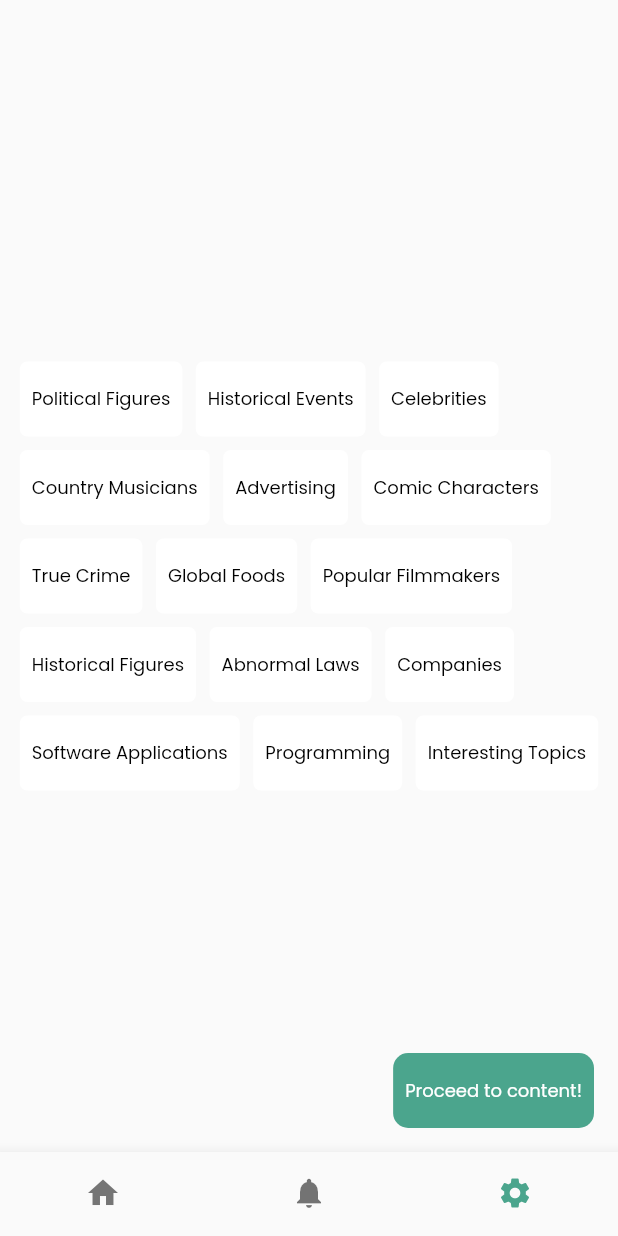
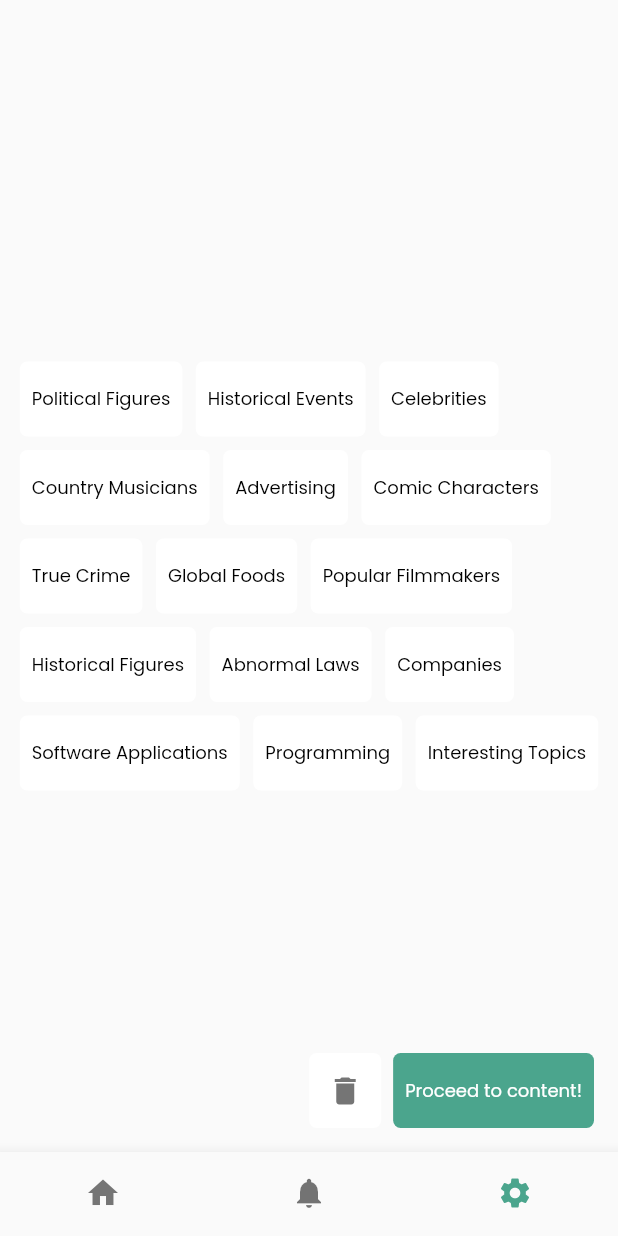
Before and after one commit to Aaryam/benoit, a Flutter app: the PreferencesScreen screen opened directly, on a phone screen of 412 x 824 dp. Run offline on Flutter 3.47's test engine with Material 2 defaults, Android fonts, the phone set to English and light mode, and no system bars; our stand-ins replace shared_preferences; accounts and stored records are empty; network calls fail; project files that could hold a hidden picture were left out.

Commit message:
Minor changes everywhere, specifically on swiping to get more article content

```diff
--- a/assets/misc/content/comic_characters.txt
+++ b/assets/misc/content/comic_characters.txt
@@ -153,7 +153,7 @@ Highfather
 Hobgoblin
 Inhumans
 Jessica_Cruz
-Juggernaut
+Juggernaut_(character)
 Kaine_Parker
 Karnak
 Kid_Eternity
@@ -166,7 +166,7 @@ Mister_Miracle
 Negative_Man
 Nick_Fury
 Nova_Prime
-Obsidian
+Obsidian_(character)
 Parasite
 Phantom_Lady
 Power_Pack
--- a/lib/main.dart
+++ b/lib/main.dart
@@ -35,8 +35,6 @@ class StartScreen extends StatelessWidget {
       if (snapshot.hasData) {
           SharedPreferences sharedPreferences = snapshot.data as SharedPreferences;
 
-          print(sharedPreferences.getString('preferences'));
-
           if (sharedPreferences.getString('preferences') == "") {
             return const PreferencesScreen(title: 'Benoit');
           }
--- a/lib/screens/homescreen.dart
+++ b/lib/screens/homescreen.dart
@@ -110,7 +110,7 @@ class HomeScreenState extends State<HomeScreen> {
                       itemBuilder: (context, index) {
                         return Padding(
                           padding: const EdgeInsets.symmetric(
-                              vertical: 12.0, horizontal: 4.0),
+                              vertical: 6.0, horizontal: 0.0),
                           child: ContentCard(
                             sharedPreferences: sharedPreferences,
                             articleTitle: articleList[index],
--- a/lib/screens/preferencescreen.dart
+++ b/lib/screens/preferencescreen.dart
@@ -107,11 +107,31 @@ class PreferencesScreenState extends State<PreferencesScreen> {
           ),
         ),
       ),
-      floatingActionButton: Container(
+      floatingActionButton: Row(
+        mainAxisAlignment: MainAxisAlignment.end,
+        children: <Widget>[
+          Container(
+            height: 50,
+            decoration: BoxDecoration(
+              color: Colors.white,
+              borderRadius: BorderRadius.circular(5),
+            ),
+            child: IconButton(
+              onPressed: () async {
+                SharedPreferences sharedPreferences = await SharedPreferences.getInstance();
+                await LocalStorageUtilities.clearPreferences(sharedPreferences);
+              },
+              icon: Icon(Icons.delete, color: Colors.grey[600],),
+              tooltip: 'Clear preferences.',
+            ),
+          ),
+          const Padding(
+              padding: EdgeInsets.symmetric(horizontal: 4.0, vertical: 0.0)),
+          Container(
             height: 50,
             decoration: BoxDecoration(
               color: BenoitColors.jungleGreen,
-          borderRadius: BorderRadius.circular(10),
+              borderRadius: BorderRadius.circular(5),
             ),
             child: TextButton(
               onPressed: () {
@@ -134,6 +154,8 @@ class PreferencesScreenState extends State<PreferencesScreen> {
               ),
             ),
           ),
+        ],
+      ),
     );
   }
 }
--- a/lib/widgets/contentcard.dart
+++ b/lib/widgets/contentcard.dart
@@ -16,7 +16,7 @@ class ContentCard extends StatelessWidget {
     String renderedImage = "";
 
     return Padding(
-      padding: const EdgeInsets.symmetric(horizontal: 20.0, vertical: 0.0),
+      padding: const EdgeInsets.symmetric(horizontal: 20.0),
       child: GestureDetector(
         onTap: () {
           Navigator.push(
@@ -65,8 +65,7 @@ class ContentCard extends StatelessWidget {
                         );
                       }
                     }),
-                    future: ScrapingUtilities.getImageFromArticle(
-                        articleTitle.split("#")[0])),
+                    future: ScrapingUtilities.getImageFromArticle(articleTitle.split("#")[0])),
                 SizedBox(
                   width: MediaQuery.of(context).size.width * 0.5,
                   child: Padding(
```
Also changed, not shown: lib/misc/utilities.dart (+26 -19 lines), lib/screens/contentscreen.dart (+5 -7 lines), lib/widgets/newscard.dart (+12 -5 lines), lib/widgets/imagebox.dart (indentation only). Lines whose indentation alone changed are shown as unchanged.
